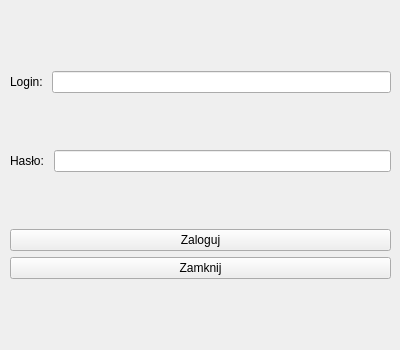
Old version of the form loginform.ui in the repository DariuszSzymczak/cppclient.
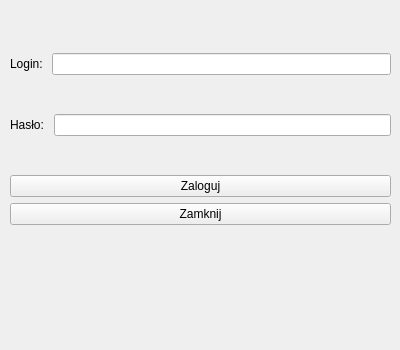
New version of the form. Icons and pictures are not drawn.

```diff
--- a/loginform.ui
+++ b/loginform.ui
@@ -1291,7 +1291,7 @@
      <x>10</x>
      <y>20</y>
      <width>381</width>
-     <height>311</height>
+     <height>241</height>
     </rect>
    </property>
    <layout class="QVBoxLayout" name="verticalLayout_2">
@@ -2597,6 +2597,19 @@
     </item>
    </layout>
   </widget>
+  <widget class="QLabel" name="logIcon">
+   <property name="geometry">
+    <rect>
+     <x>170</x>
+     <y>260</y>
+     <width>64</width>
+     <height>64</height>
+    </rect>
+   </property>
+   <property name="text">
+    <string/>
+   </property>
+  </widget>
  </widget>
  <resources/>
  <connections/>
```
